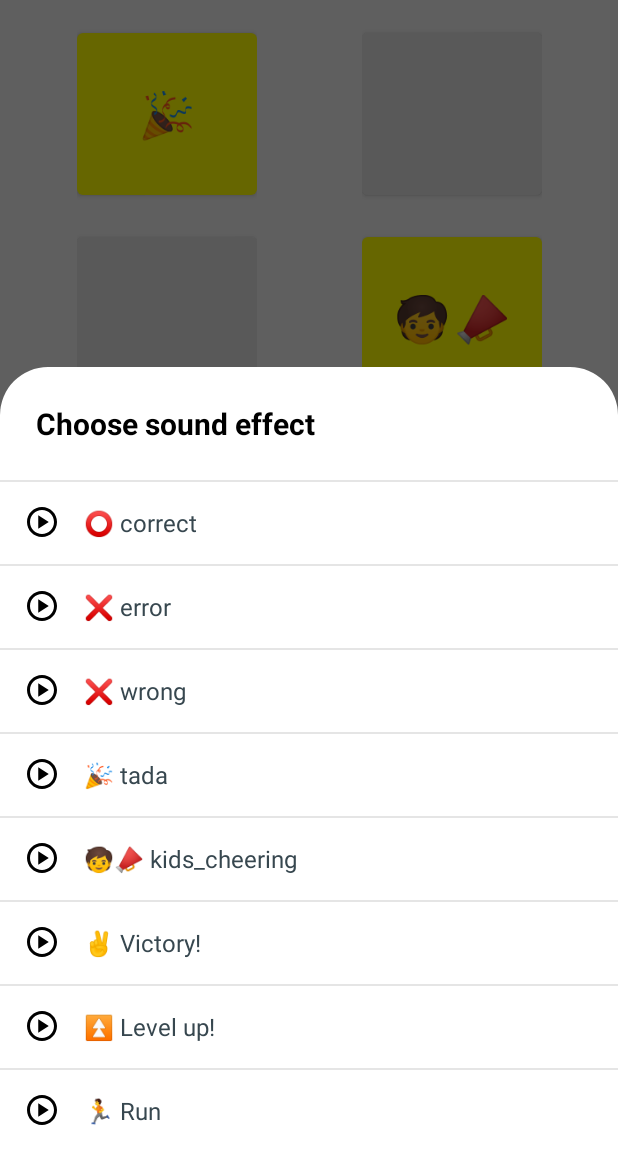
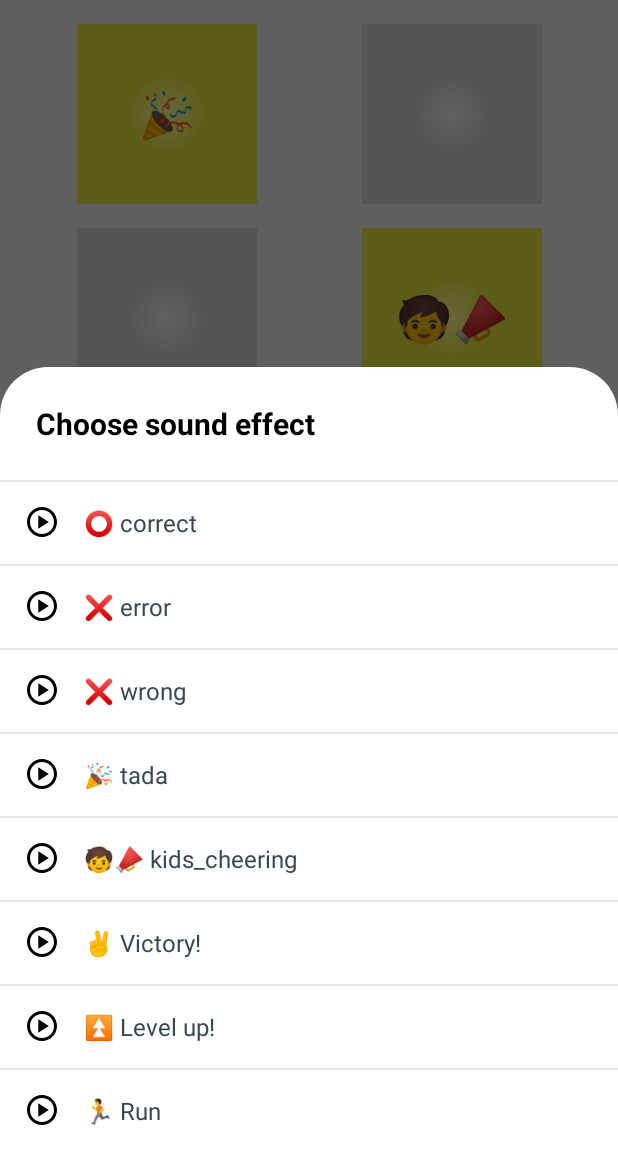
Before and after one commit to mikkipastel/soundboard, an Android app: the screen it shows after launch (MainActivity), after a tap on an icon or button, on a phone screen of 412 x 824 dp, the part 84-1236 px from its top. Run offline under Robolectric (Android 15) with nearby library versions, the phone set to English and light mode, and no system bars; Roboto replaces fonts that are not available here; 2 statements that could not run were skipped.

Commit message:
style: fixed for set pad background with center light

```diff
--- a/app/src/main/java/com/mikkipastel/soundboard/view/button/ButtonSoundViewHolder.kt
+++ b/app/src/main/java/com/mikkipastel/soundboard/view/button/ButtonSoundViewHolder.kt
@@ -31,15 +31,23 @@ class ButtonSoundViewHolder(
                 }
                 button.text = pad?.sound?.emoji
 
-                backgroundTintList = ColorStateList.valueOf(
-                    ContextCompat.getColor(
-                        root.context,
-                        when (pad?.sound != null) {
-                            true -> R.color.padEnable
-                            false -> R.color.padDisable
-                        }
-                    )
+                background = ContextCompat.getDrawable(
+                    root.context,
+                    when (pad?.sound != null) {
+                        true -> R.drawable.background_button_pad_enable
+                        false -> R.drawable.background_button_pad_disable
+                    }
                 )
+
+//                backgroundTintList = ColorStateList.valueOf(
+//                    ContextCompat.getColor(
+//                        root.context,
+//                        when (pad?.sound != null) {
+//                            true -> R.color.padEnable
+//                            false -> R.color.padDisable
+//                        }
+//                    )
+//                )
             }
         }
     }
--- /dev/null
+++ b/app/src/main/res/drawable/background_button_pad_disable.xml
@@ -0,0 +1,17 @@
+<?xml version="1.0" encoding="utf-8"?>
+<layer-list xmlns:android="http://schemas.android.com/apk/res/android">
+    <item>
+        <shape>
+            <solid android:color="@color/padDisable"/>
+        </shape>
+    </item>
+    <item>
+        <shape>
+            <gradient
+                android:startColor="#99FFFFFF"
+                android:endColor="#59BDBDBD"
+                android:type="radial"
+                android:gradientRadius="25dp"/>
+        </shape>
+    </item>
+</layer-list>
--- /dev/null
+++ b/app/src/main/res/drawable/background_button_pad_enable.xml
@@ -0,0 +1,17 @@
+<?xml version="1.0" encoding="utf-8"?>
+<layer-list xmlns:android="http://schemas.android.com/apk/res/android">
+    <item>
+        <shape>
+            <solid android:color="@color/padEnable"/>
+        </shape>
+    </item>
+    <item>
+        <shape>
+            <gradient
+                android:startColor="#99FFFFFF"
+                android:endColor="#59BDBDBD"
+                android:type="radial"
+                android:gradientRadius="25dp"/>
+        </shape>
+    </item>
+</layer-list>
--- a/app/src/main/res/drawable/foreground_button_light_gradient.xml
+++ /dev/null
@@ -1,9 +0,0 @@
-<?xml version="1.0" encoding="utf-8"?>
-<shape xmlns:android="http://schemas.android.com/apk/res/android">
-    <gradient
-        android:startColor="#99FFFFFF"
-        android:endColor="#59E0E0E0"
-        android:type="radial"
-        android:gradientRadius="50dp"/>
-
-</shape>
--- a/app/src/main/res/layout/item_sound_button.xml
+++ b/app/src/main/res/layout/item_sound_button.xml
@@ -14,13 +14,14 @@
         app:layout_constraintEnd_toEndOf="parent"
         app:layout_constraintTop_toTopOf="parent">
 
-        <com.google.android.material.button.MaterialButton
+        <androidx.appcompat.widget.AppCompatButton
             android:id="@+id/button"
             android:layout_width="match_parent"
             android:layout_height="match_parent"
+            android:foreground="?attr/selectableItemBackground"
+            android:layout_gravity="center"
             android:textSize="30sp"
             android:textColor="@color/textColor"
-            android:layout_gravity="center"
             tools:text="🧒📣"/>
 
     </FrameLayout>
```
